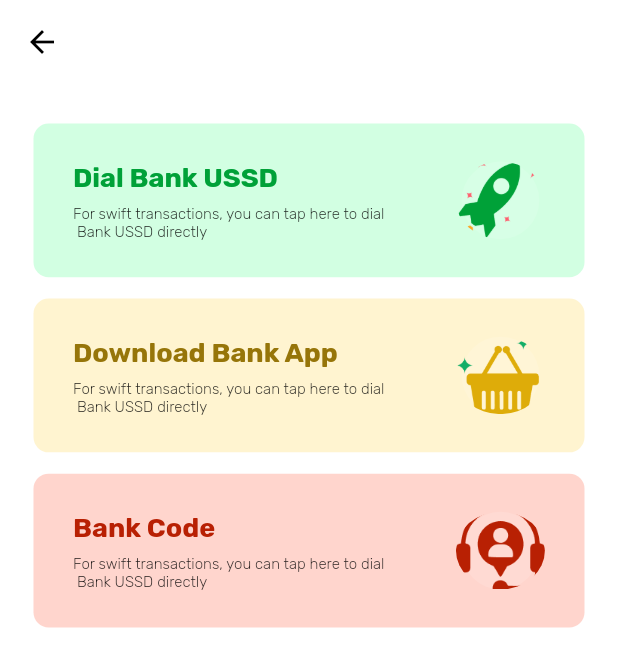
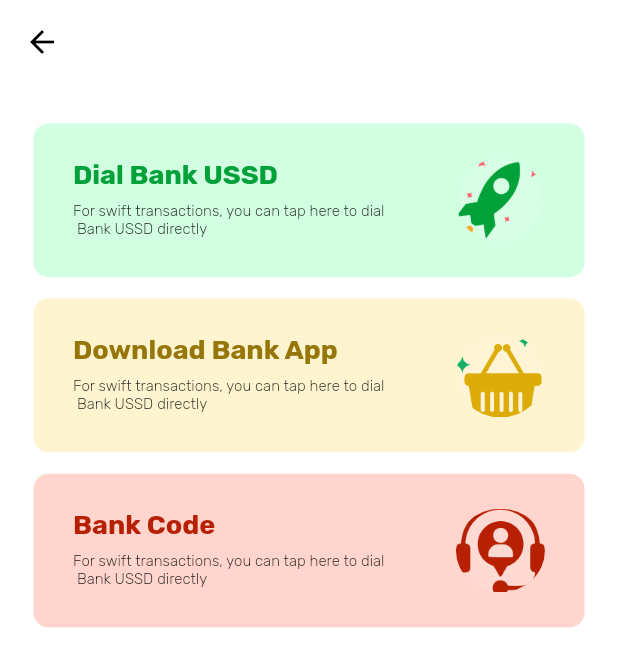
Before and after one commit to aosunlana/bankode, a Flutter app: the BankInfo screen opened directly with empty values, on a phone screen of 412 x 824 dp. Shown: the top 667 px of the screen. Run offline on Flutter 3.47's test engine with Material 2 defaults, Android fonts, the phone set to English and light mode, and no system bars; our stand-ins replace bloc, camera, equatable, flutter_bloc, flutter_screenutil, flutter_svg and 4 more.

Commit message:
minor fix

```diff
--- a/lib/presentation/screens/bank_view/widget/info_container.dart
+++ b/lib/presentation/screens/bank_view/widget/info_container.dart
@@ -28,7 +28,7 @@ class BankInfoContainer extends StatelessWidget {
           borderRadius: BorderRadius.circular(ScreenUtil().setSp(10))),
       child: Padding(
         padding: EdgeInsets.symmetric(
-            vertical: ScreenUtil().setHeight(25),
+            vertical: ScreenUtil().setHeight(23),
             horizontal: ScreenUtil().setWidth(24)),
         child: InkWell(
           onTap: onTap,
```
